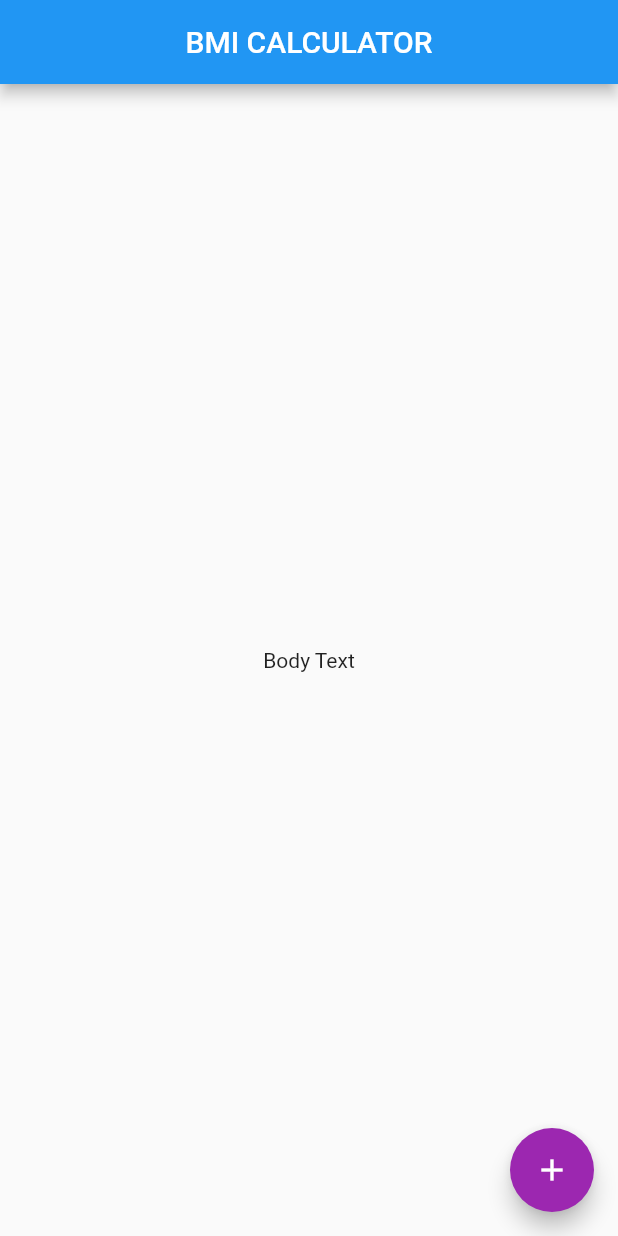
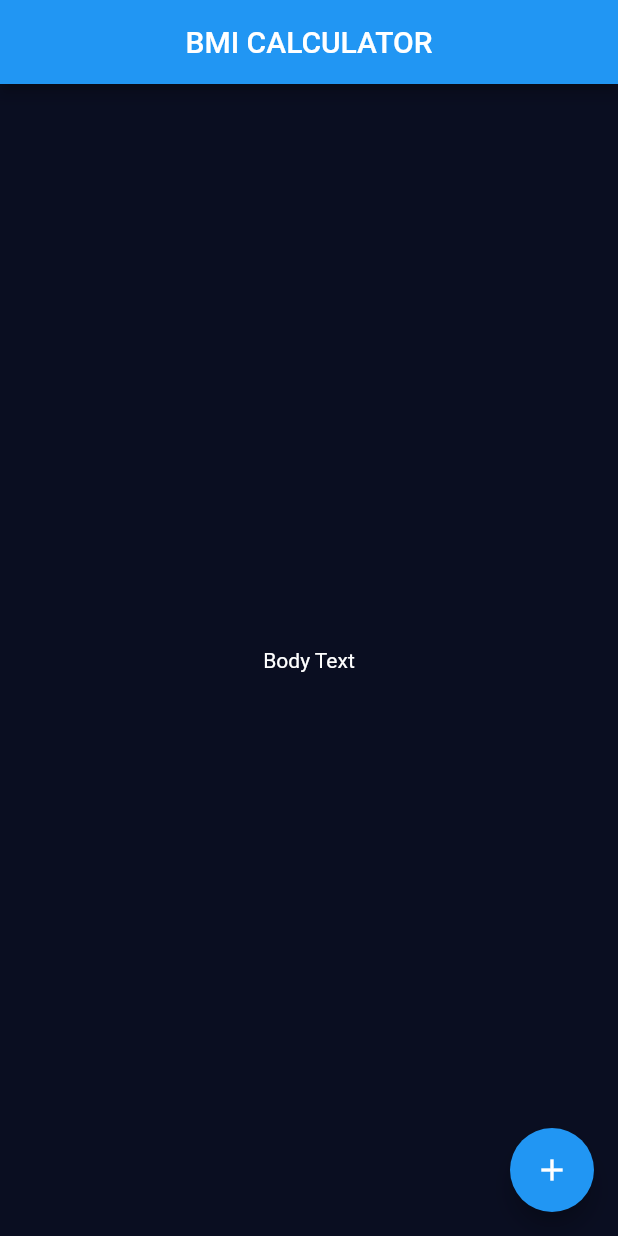
Before and after one commit to Harshul02/BMI-Calculator, a Flutter app: the screen it shows after launch, on a phone screen of 412 x 824 dp. Run offline on Flutter 3.47's test engine with Material 2 defaults, Android fonts, the phone set to English and light mode, and no system bars.

Commit message:
Added Background Color

```diff
--- a/lib/main.dart
+++ b/lib/main.dart
@@ -10,8 +10,11 @@ class BMICalculator extends StatelessWidget {
     return MaterialApp(
       debugShowCheckedModeBanner: false,
       theme: ThemeData(
-        primaryColor: Colors.red,
-        accentColor: Colors.purple,
+        primaryColor: Color(0xFF0A0E21),
+        scaffoldBackgroundColor: Color(0xFF0A0E21),
+        textTheme: TextTheme(
+          bodyText2: TextStyle(color: Colors.white),
+        )
       ),
       home: InputPage(),
     );
```
